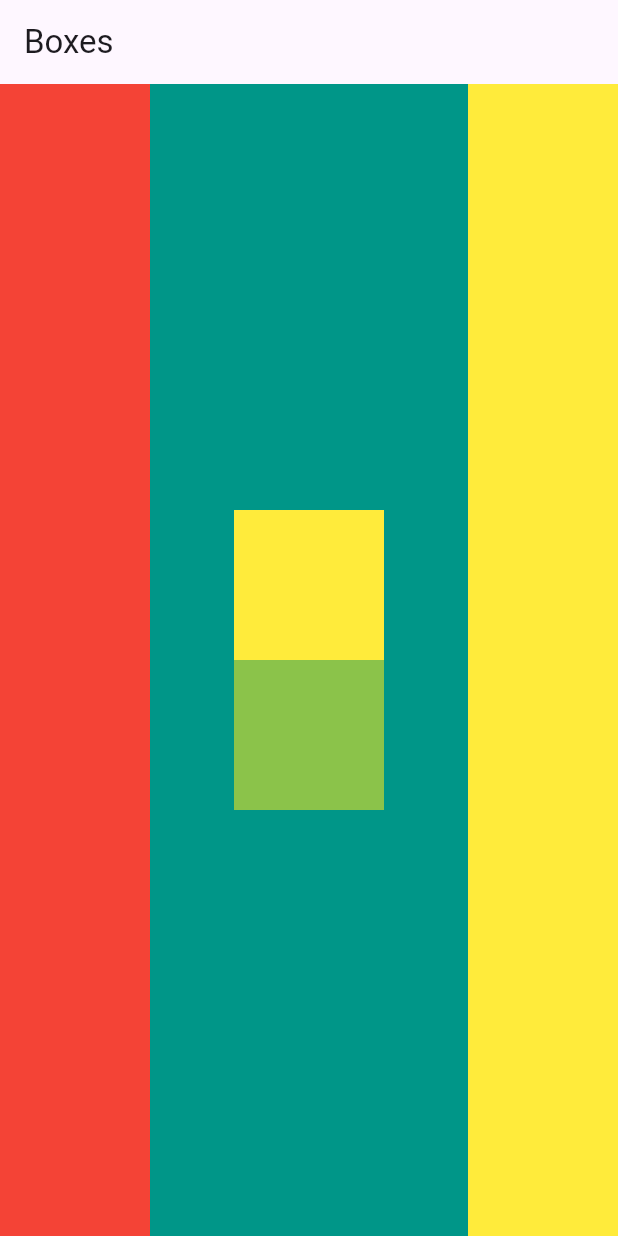
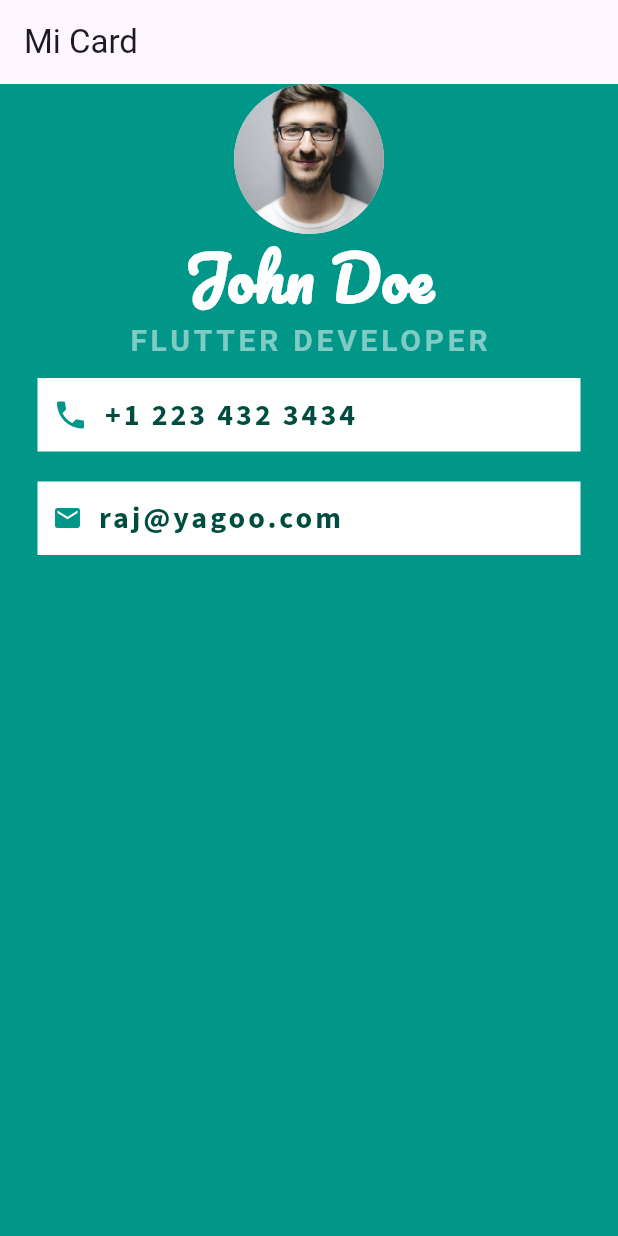
Before and after one commit to raj-chimmalgi/mi_card_flutter, a Flutter app: the screen it shows after launch, on a phone screen of 412 x 824 dp. Run offline on Flutter 3.47's test engine with Material 3 defaults, Android fonts, the phone set to English and light mode, and no system bars; Roboto replaces fonts that are missing (SourceSans3-VariableFont_wght).

Commit message:
create info card

```diff
--- a/lib/main.dart
+++ b/lib/main.dart
@@ -11,73 +11,87 @@ class MyApp extends StatelessWidget {
       home: Scaffold(
         backgroundColor: Colors.teal,
         appBar: AppBar(
-          title: Text('Boxes'),
+          title: Text('Mi Card'),
         ),
         body: SafeArea(
-          child: Row(
-            mainAxisAlignment: MainAxisAlignment.spaceBetween,
+          child: Column(
             children: [
-              Container(
-                width: 100,
-                color: Colors.red,
+              CircleAvatar(
+                radius: 50,
+                backgroundImage: AssetImage('images/profile.jpeg'),
+              ),
+              Text(
+                'John Doe',
+                style: TextStyle(
+                    fontSize: 40,
+                    fontFamily: 'Pacifico',
+                    color: Colors.white,
+                    fontWeight: FontWeight.bold),
+              ),
+              Text(
+                'FLUTTER DEVELOPER',
+                style: TextStyle(
+                    fontFamily: 'SourceSans3-VariableFont_wght',
+                    fontSize: 20,
+                    letterSpacing: 2.5,
+                    fontWeight: FontWeight.bold,
+                    color: Colors.teal.shade200),
               ),
               Container(
-                child: Column(
-                  mainAxisAlignment: MainAxisAlignment.center,
+                padding: EdgeInsets.all(10),
+                color: Colors.white,
+                margin: EdgeInsets.symmetric(vertical: 10, horizontal: 25),
+                child: Row(
                   children: [
-                    Container(
-                      width: 100,
-                      height: 100,
-                      color: Colors.yellow,
+                    Icon(
+                      Icons.phone,
+                      color: Colors.teal,
                     ),
-                    Container(
-                      height: 100,
-                      width: 100,
-                      color: Colors.lightGreen,
+                    SizedBox(
+                      width: 10,
+                    ),
+                    Text(
+                      '+1 223 432 3434',
+                      style: TextStyle(
+                        color: Colors.teal.shade900,
+                        fontWeight: FontWeight.bold,
+                        fontFamily: 'SourceSans3',
+                        letterSpacing: 2,
+                        fontSize: 20,
+                      ),
                     )
                   ],
                 ),
               ),
               Container(
-                width: 100,
-                color: Colors.yellow,
+                padding: EdgeInsets.all(10),
+                margin: EdgeInsets.symmetric(vertical: 10, horizontal: 25),
+                color: Colors.white,
+                child: Row(
+                  children: [
+                    Icon(
+                      Icons.email,
+                      color: Colors.teal,
+                      size: 20,
+                    ),
+                    SizedBox(width: 10),
+                    Text(
+                      'raj@yagoo.com',
+                      style: TextStyle(
+                        color: Colors.teal.shade900,
+                        fontFamily: 'SourceSans3',
+                        fontWeight: FontWeight.bold,
+                        letterSpacing: 2,
+                        fontSize: 20,
+                      ),
+                    )
+                  ],
+                ),
               )
             ],
           ),
         ),
       ),
     );
-    // return MaterialApp(
-    //   home: Scaffold(
-    //     appBar: AppBar(title: Text('asdf')),
-    //     backgroundColor: Colors.teal,
-    //     body: SafeArea(
-    //       child: Row(
-    //         crossAxisAlignment: CrossAxisAlignment.stretch,
-    //         mainAxisAlignment: MainAxisAlignment.spaceBetween,
-    //         children: [
-    //           Container(
-    //             height: 100,
-    //             width: 100,
-    //             color: Colors.tealAccent,
-    //             child: Text('Container 1'),
-    //           ),
-    //           Container(
-    //             height: 100,
-    //             width: 100,
-    //             color: Colors.red,
-    //             child: Text('container 2'),
-    //           ),
-    //           Container(
-    //             height: 100,
-    //             width: 100,
-    //             color: Colors.tealAccent,
-    //             child: Text('asdfjhgkj'),
-    //           )
-    //         ],
-    //       ),
-    //     ),
-    //   ),
-    // );
   }
 }
```
Also changed, not shown: pubspec.yaml (+9 -1 lines), fonts/Pacifico-Regular.ttf (added), fonts/SourceSans3-VariableFont_wght.ttf (added), images/profile.jpeg (added).
